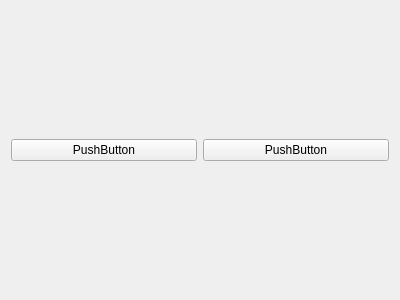
OFFIS-Automation/Framework, file modules/TutorialPlugins/TutorialUnit/src/TutorialGui.ui: the form before one commit.
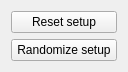
The form after the commit. Icons and pictures are not drawn.

The edit to the form file:
```diff
--- a/modules/TutorialPlugins/TutorialUnit/src/TutorialGui.ui
+++ b/modules/TutorialPlugins/TutorialUnit/src/TutorialGui.ui
@@ -6,25 +6,33 @@
    <rect>
     <x>0</x>
     <y>0</y>
-    <width>400</width>
-    <height>300</height>
+    <width>128</width>
+    <height>72</height>
    </rect>
   </property>
   <property name="windowTitle">
    <string>Form</string>
   </property>
-  <layout class="QHBoxLayout" name="horizontalLayout">
+  <layout class="QVBoxLayout" name="verticalLayout">
    <item>
-    <widget class="QPushButton" name="pushButton_2">
+    <widget class="QPushButton" name="resetButton">
      <property name="text">
-      <string>PushButton</string>
+      <string>Reset setup</string>
+     </property>
+     <property name="icon">
+      <iconset resource="../images/images.qrc">
+       <normaloff>:/TutorialPlugin/arrow_undo.png</normaloff>:/TutorialPlugin/arrow_undo.png</iconset>
      </property>
     </widget>
    </item>
    <item>
-    <widget class="QPushButton" name="pushButton">
+    <widget class="QPushButton" name="randomizeButton">
      <property name="text">
-      <string>PushButton</string>
+      <string>Randomize setup</string>
+     </property>
+     <property name="icon">
+      <iconset resource="../images/images.qrc">
+       <normaloff>:/TutorialPlugin/arrow_switch.png</normaloff>:/TutorialPlugin/arrow_switch.png</iconset>
      </property>
     </widget>
    </item>
```
Left out of the diff: 4 changed lines with no effect on the pictures.
